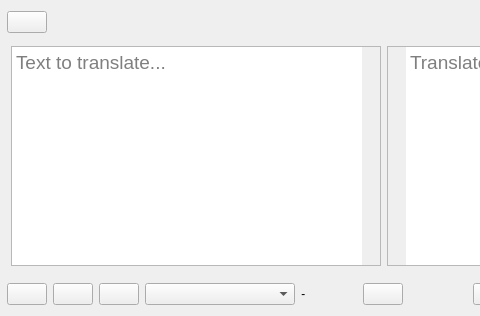
This is src/mainwindow.ui in keshavbhatt/glate as Qt 5 draws it before an edit; both pictures show x 0 to 480 and y 0 to 316 of the 768 by 316 pixel window. The edited form follows.
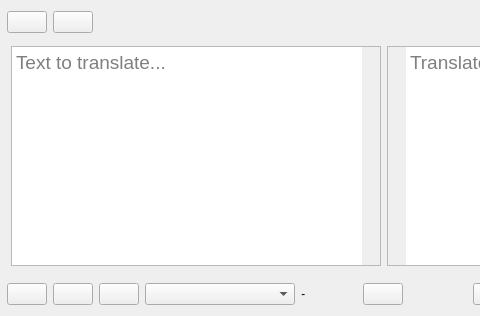
This is the edited form. Icons and pictures are not drawn. Custom widgets are drawn as their Qt base class.

```diff
--- a/src/mainwindow.ui
+++ b/src/mainwindow.ui
@@ -94,20 +94,33 @@
             </widget>
            </item>
            <item>
-            <spacer name="horizontalSpacer_5">
-             <property name="orientation">
-              <enum>Qt::Horizontal</enum>
+            <widget class="controlButton" name="lineByline">
+             <property name="sizePolicy">
+              <sizepolicy hsizetype="Maximum" vsizetype="Fixed">
+               <horstretch>0</horstretch>
+               <verstretch>0</verstretch>
+              </sizepolicy>
              </property>
-             <property name="sizeType">
-              <enum>QSizePolicy::Fixed</enum>
+             <property name="toolTip">
+              <string>Line By LineTranslation</string>
              </property>
-             <property name="sizeHint" stdset="0">
+             <property name="styleSheet">
+              <string notr="true"/>
+             </property>
+             <property name="text">
+              <string/>
+             </property>
+             <property name="icon">
+              <iconset resource="icons.qrc">
+               <normaloff>:/icons/magic-line.png</normaloff>:/icons/magic-line.png</iconset>
+             </property>
+             <property name="iconSize">
               <size>
-               <width>25</width>
-               <height>20</height>
+               <width>22</width>
+               <height>22</height>
               </size>
              </property>
-            </spacer>
+            </widget>
            </item>
            <item>
             <spacer name="horizontalSpacer_7">
```
